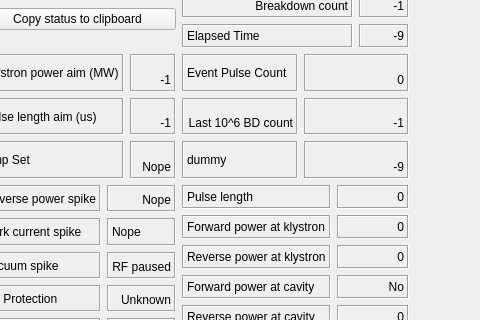
Before: the Qt Designer form Apps/RF_Conditioner/gui/conditioning_gui.ui in VELA-CLARA-software/Software, drawn with Qt 5; both pictures show x 533 to 1013 and y 117 to 437 of the 1149 by 763 pixel window.
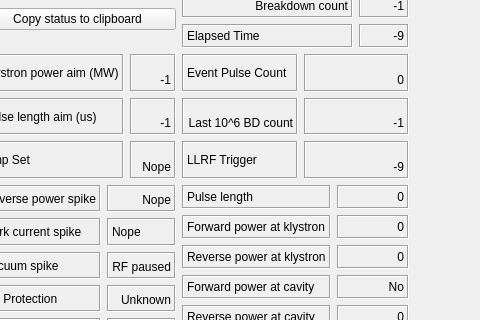
After: the same form once the commit is applied. Custom widgets are drawn as their Qt base class.

The edit to the form file:
```diff
--- a/Apps/RF_Conditioner/gui/conditioning_gui.ui
+++ b/Apps/RF_Conditioner/gui/conditioning_gui.ui
@@ -101,7 +101,7 @@
             <enum>QFrame::Sunken</enum>
            </property>
            <property name="text">
-            <string>dummy</string>
+            <string>LLRF Trigger</string>
            </property>
            <property name="scaledContents">
             <bool>false</bool>
```
Left out of the diff: 4 changed lines with no effect on the pictures.
